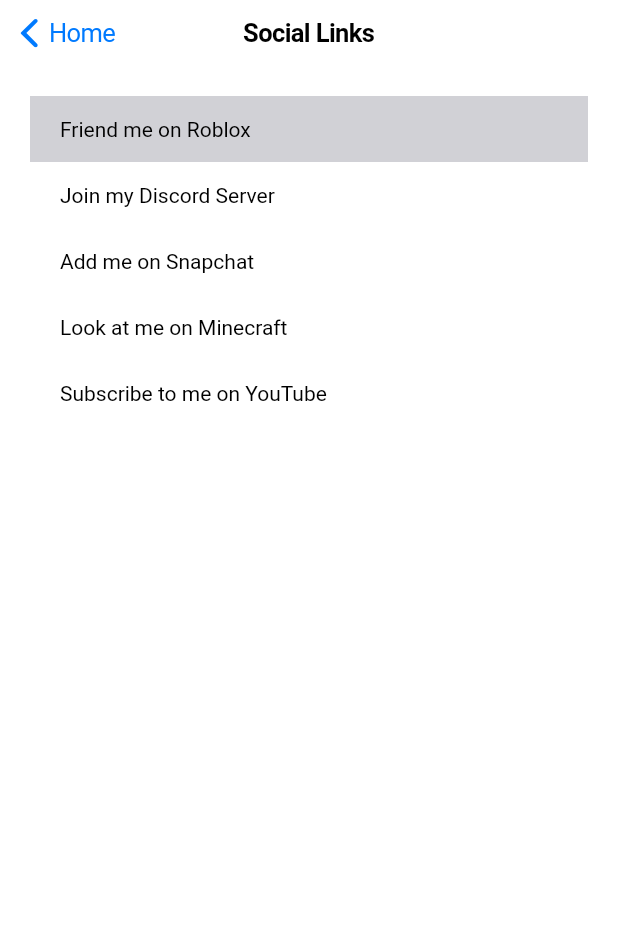
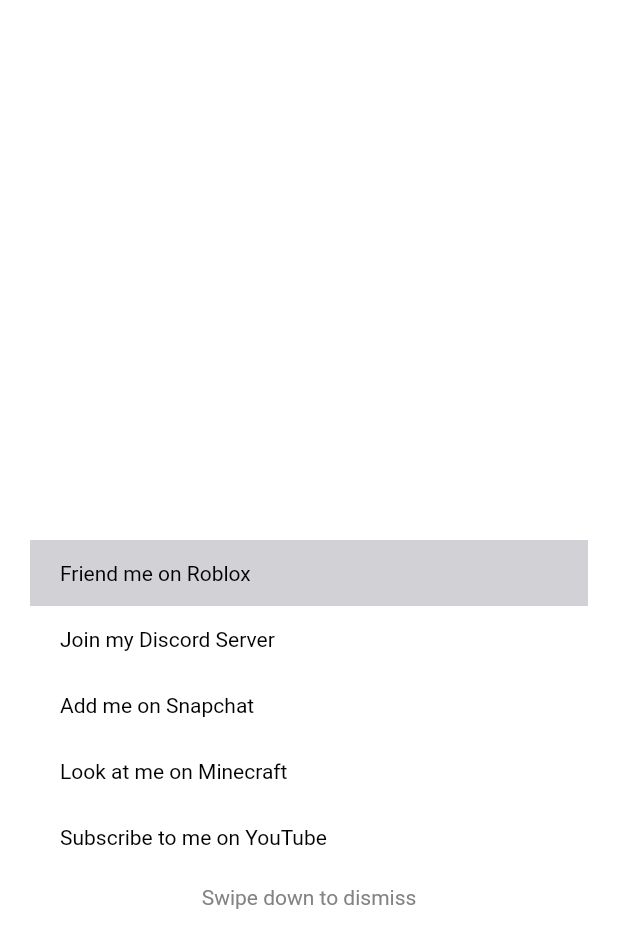
Before and after one commit to Firebolt9907/Zpp, a Flutter app: the MySocial screen opened directly, after a tap on "Friend me on Roblox", on a phone screen of 412 x 824 dp. Shown: the top 948 px of the screen. Run offline on Flutter 3.47's test engine with Material 2 defaults, Android fonts, the phone set to English and light mode, and no system bars; our stand-ins replace connectivity_plus, custom_refresh_indicator, flutter_phoenix, page_transition, rive, shared_preferences and 1 more; missing offline and left inert: cupertino_list_tile; accounts and stored records are empty.

Commit message:
moved stuff inside devConfirm

```diff
--- a/lib/main.dart
+++ b/lib/main.dart
@@ -1,9 +1,8 @@
-//import 'dart:io';
-
 //import 'package:flutter/material.dart';
 //import 'dart:html';
-
+import 'dart:ui' as ui;
 import 'dart:io';
+import 'package:custom_refresh_indicator/custom_refresh_indicator.dart';
 import 'package:flutter/material.dart';
 import 'package:page_transition/page_transition.dart';
 import 'package:flutter_phoenix/flutter_phoenix.dart';
@@ -11,8 +10,10 @@
 // import 'package:get/get.dart';
 import 'package:flutter/cupertino.dart';
 //import 'package:flutter/widgets.dart';
+import 'package:rive/rive.dart';
 import 'package:flutter/services.dart';
 // import 'package:line_icons/line_icons.dart';
+import 'package:vibration/vibration.dart';
 import 'package:cupertino_list_tile/cupertino_list_tile.dart';
 // import 'package:salomon_bottom_bar/salomon_bottom_bar.dart';
 // import 'package:easy_web_view/easy_web_view.dart';
@@ -93,7 +94,6 @@
   }
 
   static SystemUiOverlayStyle overlayStyle = const SystemUiOverlayStyle(
-      systemNavigationBarIconBrightness: Brightness.dark,
       systemNavigationBarColor: Color.fromARGB(0, 0, 0, 0));
 
   MyHome({Key? key}) : super(key: key);
@@ -116,8 +116,8 @@
           switch (index) {
             case 0:
               return CupertinoTabView(builder: (context) {
-                return CupertinoPageScaffold(
-                  child: ActualHome(),
+                return const CupertinoPageScaffold(
+                  child: RefreshHome(),
                 );
               });
             case 1:
@@ -134,18 +134,60 @@
 }
 
 var connectivityResult = (Connectivity().checkConnectivity());
+_vibrate() {
+  Vibration.vibrate(duration: 10, amplitude: 128);
+}
 
-class ActualHome extends StatelessWidget {
-  ActualHome({Key? key}) : super(key: key);
+class RefreshHome extends StatelessWidget {
+  final _offsetToArmed = 150.0;
 
+  const RefreshHome({Key? key}) : super(key: key);
+
+  _refreshVibrate(double) async {
+    if (double == 1.0) {
+      _vibrate();
+    }
+  }
+
+  static SystemUiOverlayStyle overlayStyle = const SystemUiOverlayStyle(
+      systemNavigationBarColor: Color.fromARGB(0, 0, 0, 0));
   @override
   Widget build(BuildContext context) {
-    // MediaQueryData(textScaleFactor: MediaQuery.textScaleFactorOf(context));
+    SystemChrome.setSystemUIOverlayStyle(overlayStyle);
     return CupertinoPageScaffold(
         navigationBar: CupertinoNavigationBar(
-          middle: getBoolValuesSF() == false ? Text('Dev Home') : Text('Home'),
+          middle: getBoolValuesSF() == false
+              ? const Text('Dev Home')
+              : const Text('Home'),
           automaticallyImplyLeading: true,
         ),
+        child: CustomRefreshIndicator(
+          onRefresh: () => Future.delayed(const Duration(milliseconds: 3000)),
+          offsetToArmed: _offsetToArmed,
+          builder: (context, child, controller) => AnimatedBuilder(
+              animation: controller,
+              child: child,
+              builder: (context, child) {
+                return Stack(children: <Widget>[
+                  Container(
+                      color: CupertinoTheme.of(context).scaffoldBackgroundColor,
+                      child: Padding(
+                          padding:
+                              const EdgeInsets.fromLTRB(0.0, 60.0, 0.0, 0.0),
+                          child: ClipRRect(
+                              borderRadius: BorderRadius.circular(22.0),
+                              child: SizedBox(
+                                  width: double.infinity,
+                                  height: _offsetToArmed * controller.value,
+                                  child: const RiveAnimation.asset(
+                                    "assets/falling.riv",
+                                    fit: BoxFit.cover,
+                                  ))))),
+                  Transform.translate(
+                      offset: Offset(0.0, _offsetToArmed * controller.value),
+                      child: child),
+                ]);
+              }),
           child: Container(
               padding: const EdgeInsets.all(20),
               child: ClipRRect(
@@ -154,22 +196,12 @@
                     children: [
                       CupertinoListTile(
                         title: const Text("My Social"),
-                      onTap: () => Navigator.push(context,
-                          CupertinoPageRoute(builder: (context) => MySocial())),
-                    ),
-                    CupertinoListTile(
-                        title: const Text('your mom jokes'),
-                        onTap: () => getBoolValuesSF() == false
-                            ? Navigator.push(
+                        onTap: () => Navigator.push(
                             context,
                             PageTransition(
-                                    type: PageTransitionType.rightToLeft,
-                                    child: YourMomJokes()))
-                            : Navigator.push(
-                                context,
-                                CupertinoPageRoute(
-                                  builder: (context) => YourMomJokes(),
-                                ))),
+                                type: PageTransitionType.bottomToTop,
+                                child: MySocial())),
+                      ),
                       CupertinoListTile(
                           title: const Text('Test Text'),
                           onTap: () => getBoolValuesSF() == false
@@ -183,44 +215,50 @@
                                   CupertinoPageRoute(
                                     builder: (context) => TestText(),
                                   ))),
-                    CupertinoListTile(
-                        title: Text('Most Embarrasing Moment on a Date'),
-                        onTap: () => getBoolValuesSF() == false
-                            ? Navigator.push(
-                                context,
-                                PageTransition(
-                                    type: PageTransitionType.rightToLeft,
-                                    child: EmbarrasingDate()))
-                            : Navigator.push(
-                                context,
-                                CupertinoPageRoute(
-                                  builder: (context) => EmbarrasingDate(),
+                    ],
                   ))),
-                  ],
-                ))));
+        ));
   }
 }
 
 class MySocial extends StatelessWidget {
   MySocial({Key? key}) : super(key: key);
-
+  static SystemUiOverlayStyle overlayStyle = const SystemUiOverlayStyle(
+      systemNavigationBarColor: Color.fromARGB(0, 0, 0, 0));
   @override
   Widget build(BuildContext context) {
+    SystemChrome.setSystemUIOverlayStyle(overlayStyle);
     // MediaQueryData(textScaleFactor: MediaQuery.textScaleFactorOf(context));
-    return ClipRRect(
-        borderRadius: BorderRadius.circular(22.0),
+    return Dismissible(
+        direction: DismissDirection.down,
+        key: const Key('key'),
+        onDismissed: (_) => Navigator.of(context).pop(),
+        child: Padding(
+            padding: const EdgeInsets.fromLTRB(0.0, 350.0, 0.0, 0.0),
+            child: ClipRRect(
+                borderRadius: BorderRadius.circular(42.0),
                 child: CupertinoPageScaffold(
-            navigationBar: const CupertinoNavigationBar(
-              middle: Text('Social Links'),
-              automaticallyImplyLeading: true,
-              previousPageTitle: "Home",
-            ),
+                    // navigationBar: const CupertinoNavigationBar(
+                    //   middle: Text('Social Links'),
+                    //   automaticallyImplyLeading: false,
+                    //   previousPageTitle: "Home",
+                    // ),
                     child: Container(
-                padding: const EdgeInsets.all(20),
-                child: ClipRRect(
-                    borderRadius: BorderRadius.circular(22.0),
+                        padding: const EdgeInsets.symmetric(horizontal: 20),
                         child: ListView(
+                          physics: const NeverScrollableScrollPhysics(),
                           children: [
+                            ClipRRect(
+                                borderRadius: BorderRadius.circular(442.0),
+                                child: Padding(
+                                    padding:
+                                        EdgeInsets.symmetric(horizontal: 130),
+                                    child: Divider(
+                                      height: 10,
+                                      thickness: 2,
+                                      color: CupertinoTheme.of(context)
+                                          .primaryContrastingColor,
+                                    ))),
                             CupertinoListTile(
                                 //leading: Icon(),
                                 title: const Text('Friend me on Roblox'),
@@ -228,8 +266,8 @@
                                     "https://www.roblox.com/users/690475268/profile")),
                             CupertinoListTile(
                                 title: const Text('Join my Discord Server'),
-                            onTap: () =>
-                                _launchURL("https://discord.gg/HSmAerG2VX")),
+                                onTap: () => _launchURL(
+                                    "https://discord.gg/HSmAerG2VX")),
                             CupertinoListTile(
                                 title: const Text('Add me on Snapchat'),
                                 onTap: () => _launchURL(
@@ -242,23 +280,35 @@
                                 title: const Text('Subscribe to me on YouTube'),
                                 onTap: () => _launchURL(
                                     "https://www.youtube.com/channel/UChcPleeg20FGQP2v3sz9MDQ")),
+                            const Padding(
+                                padding:
+                                    EdgeInsets.fromLTRB(0.0, 10.0, 0.0, 0.0),
+                                child: Text(
+                                  "Swipe down to dismiss",
+                                  textAlign: TextAlign.center,
+                                  style: TextStyle(
+                                      color: ui.Color.fromARGB(
+                                          255, 131, 131, 131)),
+                                ))
                           ],
-                    )))));
+                        ))))));
   }
 }
 
 class MySettings extends StatelessWidget {
   MySettings({Key? key}) : super(key: key);
-
+  static SystemUiOverlayStyle overlayStyle = const SystemUiOverlayStyle(
+      systemNavigationBarColor: Color.fromARGB(0, 0, 0, 0));
   @override
   var devMode = 0;
   Widget build(BuildContext context) {
+    SystemChrome.setSystemUIOverlayStyle(overlayStyle);
     MediaQueryData(textScaleFactor: MediaQuery.textScaleFactorOf(context));
     return CupertinoPageScaffold(
         navigationBar: CupertinoNavigationBar(
           middle: getBoolValuesSF() == false
-              ? Text('Dev Mode Enabled')
-              : Text('Settings'),
+              ? const Text('Dev Mode Enabled')
+              : const Text('Settings'),
           previousPageTitle: 'Home',
           automaticallyImplyLeading: true,
         ),
@@ -277,28 +327,38 @@
 
 class DevConfirm extends StatelessWidget {
   DevConfirm({Key? key}) : super(key: key);
-
+  final _controller = TextEditingController();
+  static SystemUiOverlayStyle overlayStyle = const SystemUiOverlayStyle(
+      systemNavigationBarColor: Color.fromARGB(0, 0, 0, 0));
   @override
   Widget build(BuildContext context) {
+    SystemChrome.setSystemUIOverlayStyle(overlayStyle);
     TextEditingController textController = TextEditingController();
     String displayText = "";
     return Dismissible(
         direction: DismissDirection.down,
         key: const Key('key'),
         onDismissed: (_) => Navigator.of(context).pop(),
+        child: Padding(
+            padding: const EdgeInsets.fromLTRB(0.0, 90.0, 0.0, 0.0),
             child: ClipRRect(
                 borderRadius: BorderRadius.circular(25.0),
                 child: MaterialApp(
                     themeMode: ThemeMode.system,
+                    color: CupertinoTheme.of(context).scaffoldBackgroundColor,
                     home: Scaffold(
                         appBar: AppBar(
                           title: const Text('Slow Down There...'),
                         ),
-                    body: Column(
+                        body: Padding(
+                            padding:
+                                const EdgeInsets.fromLTRB(0.0, 0.0, 0.0, 0.0),
+                            child: Column(
                               children: [
                                 const Padding(
                                     padding: EdgeInsets.symmetric(vertical: 20),
-                            child: Text("u r going to need a code to do this")),
+                                    child: Text(
+                                        "u r going to need a code to do this")),
                                 Padding(
                                   padding: const EdgeInsets.symmetric(
                                       horizontal: 8, vertical: 16),
@@ -308,11 +368,28 @@
                                         Navigator.pop(
                                             context,
                                             PageTransition(
-                                      type: PageTransitionType.topToBottom,
-                                      child: ActualHome(),
+                                              type: PageTransitionType
+                                                  .topToBottom,
+                                              child: RefreshHome(),
                                             ));
                                         addBoolToSF(false);
                                         Phoenix.rebirth(context);
+                                      } else if (inputValue == "urmom") {
+                                        Navigator.pop(context);
+                                        Navigator.push(
+                                            context,
+                                            CupertinoPageRoute(
+                                              builder: (context) =>
+                                                  YourMomJokes(),
+                                            ));
+                                      } else if (inputValue == "date") {
+                                        Navigator.pop(context);
+                                        Navigator.push(
+                                            context,
+                                            CupertinoPageRoute(
+                                              builder: (context) =>
+                                                  EmbarrasingDate(),
+                                            ));
                                       }
                                     },
                                     decoration: const InputDecoration(
@@ -322,7 +399,7 @@
                                     autofocus: true,
                                     obscureText: true,
                                     obscuringCharacter: "ඞ",
-                            controller: textController,
+                                    controller: _controller,
                                   ),
                                 ),
                                 const Padding(
@@ -330,15 +407,17 @@
                                     child: Text(
                                         "swipe down to dismiss bc u obv dont have a code")),
                               ],
-                    )))));
+                            )))))));
   }
 }
 
 class TestText extends StatelessWidget {
   TestText({Key? key}) : super(key: key);
-
+  static SystemUiOverlayStyle overlayStyle = const SystemUiOverlayStyle(
+      systemNavigationBarColor: Color.fromARGB(0, 0, 0, 0));
   @override
   Widget build(BuildContext context) {
+    SystemChrome.setSystemUIOverlayStyle(overlayStyle);
     return CupertinoPageScaffold(
         navigationBar: const CupertinoNavigationBar(
           middle: Text('TestText'),
@@ -362,14 +441,16 @@
 
 class YourMomJokes extends StatelessWidget {
   YourMomJokes({Key? key}) : super(key: key);
-
+  static SystemUiOverlayStyle overlayStyle = const SystemUiOverlayStyle(
+      systemNavigationBarColor: Color.fromARGB(0, 0, 0, 0));
   @override
   Widget build(BuildContext context) {
+    SystemChrome.setSystemUIOverlayStyle(overlayStyle);
     MediaQueryData(textScaleFactor: MediaQuery.textScaleFactorOf(context));
     return CupertinoPageScaffold(
         navigationBar: const CupertinoNavigationBar(
           middle: Text('your mom jokes'),
-          previousPageTitle: 'Home',
+          previousPageTitle: 'Settings',
           automaticallyImplyLeading: true,
         ),
         child: ListView(children: const [
@@ -395,14 +476,16 @@
 
 class EmbarrasingDate extends StatelessWidget {
   EmbarrasingDate({Key? key}) : super(key: key);
-
+  static SystemUiOverlayStyle overlayStyle = const SystemUiOverlayStyle(
+      systemNavigationBarColor: Color.fromARGB(0, 0, 0, 0));
   @override
   Widget build(BuildContext context) {
+    SystemChrome.setSystemUIOverlayStyle(overlayStyle);
     MediaQueryData(textScaleFactor: MediaQuery.textScaleFactorOf(context));
     return CupertinoPageScaffold(
         navigationBar: const CupertinoNavigationBar(
           middle: Text('most embarrasing thing on date'),
-          previousPageTitle: 'Home',
+          previousPageTitle: 'Settings',
           automaticallyImplyLeading: true,
         ),
         child: ListView(children: [
--- a/pubspec.yaml
+++ b/pubspec.yaml
@@ -40,6 +40,9 @@
   connectivity_plus: ^2.3.3
   get: ^4.6.5
   flutter_phoenix: ^1.0.0
+  rive: ^0.9.0
+  vibration: ^1.7.4-nullsafety.0
+  custom_refresh_indicator: ^1.2.1
   line_icons: ^2.0.1
   # flutter_unity_widget: ^2022.1.1+3
 
@@ -70,7 +73,8 @@
   uses-material-design: true
 
   # To add assets to your application, add an assets section, like this:
-  # assets:
+  assets:
+    - assets/falling.riv
   #   - images/a_dot_burr.jpeg
   #   - images/a_dot_ham.jpeg
 
```
Also changed, not shown: pubspec.lock, 2 other files. Lines whose indentation alone changed are shown as unchanged.
